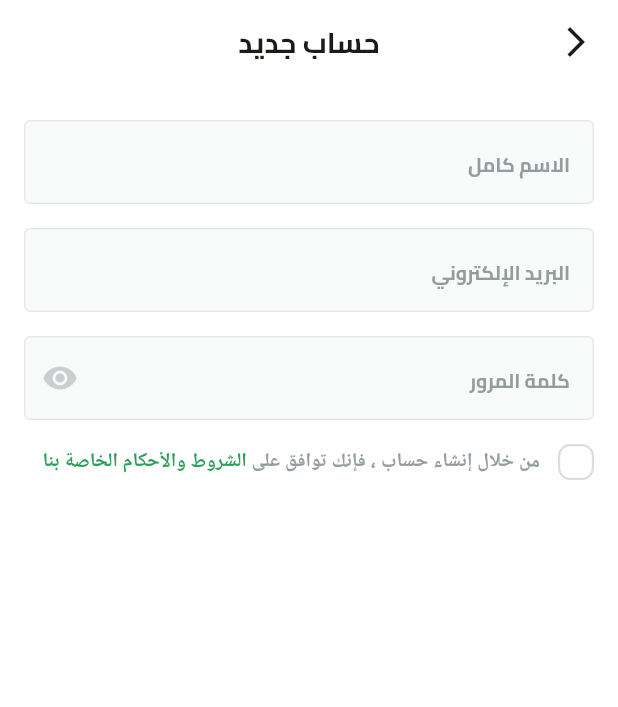
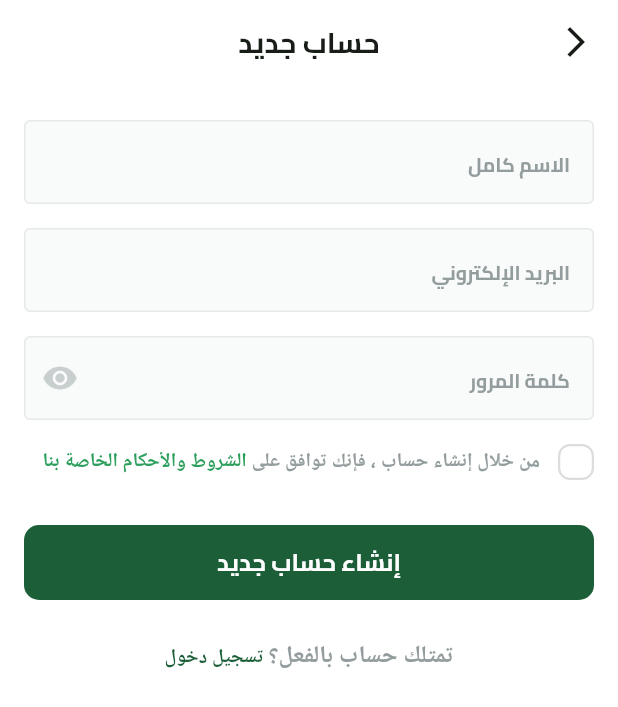
Before and after one commit to Eng-Mosad-99/Fruit-Hub, a Flutter app: the SignUpView screen opened by its route, on a phone screen of 412 x 824 dp. Shown: the top 707 px of the screen. Run offline on Flutter 3.47's test engine with Material 3 defaults, Android fonts, the phone set to English and light mode, and no system bars; our stand-ins replace dots_indicator, shared_preferences; missing offline and left inert: svg_flutter; accounts and stored records are empty.

Commit message:
finish sign up ui part 5

```diff
--- /dev/null
+++ b/lib/features/auth/presentation/views/widgets/have_an_Account.dart
@@ -0,0 +1,36 @@
+import 'package:flutter/gestures.dart';
+import 'package:flutter/material.dart';
+import 'package:fruit_hub/features/auth/presentation/views/login_view.dart';
+import '../../../../../core/utils/app_colors.dart';
+import '../../../../../core/utils/app_text_styles.dart';
+import '../sign_up_view.dart';
+
+class HaveAnAccount extends StatelessWidget {
+  const HaveAnAccount({
+    super.key,
+  });
+
+  @override
+  Widget build(BuildContext context) {
+    return Text.rich(
+      TextSpan(
+        text: 'تمتلك حساب بالفعل؟',
+        style: TextStyles.semiBold16.copyWith(
+          color: const Color(0xff949D9E),
+        ),
+        children: <TextSpan>[
+          TextSpan(
+            recognizer: TapGestureRecognizer()
+              ..onTap = () {
+                Navigator.pop(context);
+              },
+            text: ' تسجيل دخول',
+            style: TextStyles.semiBold13.copyWith(
+              color: AppColors.primaryColor,
+            ),
+          ),
+        ],
+      ),
+    );
+  }
+}
--- a/lib/features/auth/presentation/views/widgets/sign_up_view_body.dart
+++ b/lib/features/auth/presentation/views/widgets/sign_up_view_body.dart
@@ -1,36 +1,38 @@
 import 'package:flutter/material.dart';
+import 'package:fruit_hub/core/widgets/custom_button.dart';
 import 'package:fruit_hub/core/widgets/custom_text_field.dart';
 import 'package:fruit_hub/features/auth/presentation/views/widgets/terms_and_conditions.dart';
 import '../../../../../constants.dart';
+import 'have_an_Account.dart';
 
 class SignUpViewBody extends StatelessWidget {
   const SignUpViewBody({super.key});
 
   @override
   Widget build(BuildContext context) {
-    return const Padding(
-      padding: EdgeInsets.symmetric(horizontal: kHorizontalPadding),
+    return Padding(
+      padding: const EdgeInsets.symmetric(horizontal: kHorizontalPadding),
       child: SingleChildScrollView(
         child: Column(
           children: <Widget>[
-            SizedBox(
+            const SizedBox(
               height: 24,
             ),
-            CustomTextField(
+            const CustomTextField(
               hintText: 'الاسم كامل',
               textInputType: TextInputType.name,
             ),
-            SizedBox(
+            const SizedBox(
               height: 16,
             ),
-            CustomTextField(
+            const CustomTextField(
               hintText: 'البريد الإلكتروني',
               textInputType: TextInputType.emailAddress,
             ),
-            SizedBox(
+            const SizedBox(
               height: 16,
             ),
-            CustomTextField(
+            const CustomTextField(
               hintText: 'كلمة المرور',
               textInputType: TextInputType.visiblePassword,
               suffixIcon: Icon(
@@ -38,10 +40,20 @@
                 color: Color(0xffC9CECF),
               ),
             ),
-            SizedBox(
+            const SizedBox(
               height: 16,
             ),
-            TermsAndConditions(),
+            const TermsAndConditions(),
+            const SizedBox(
+              height: 30,
+            ),
+            CustomButtons(
+              text: 'إنشاء حساب جديد',
+              onPressed: () {},
+            ),const SizedBox(
+              height: 25,
+            ),
+            const HaveAnAccount(),
           ],
         ),
       ),
```
